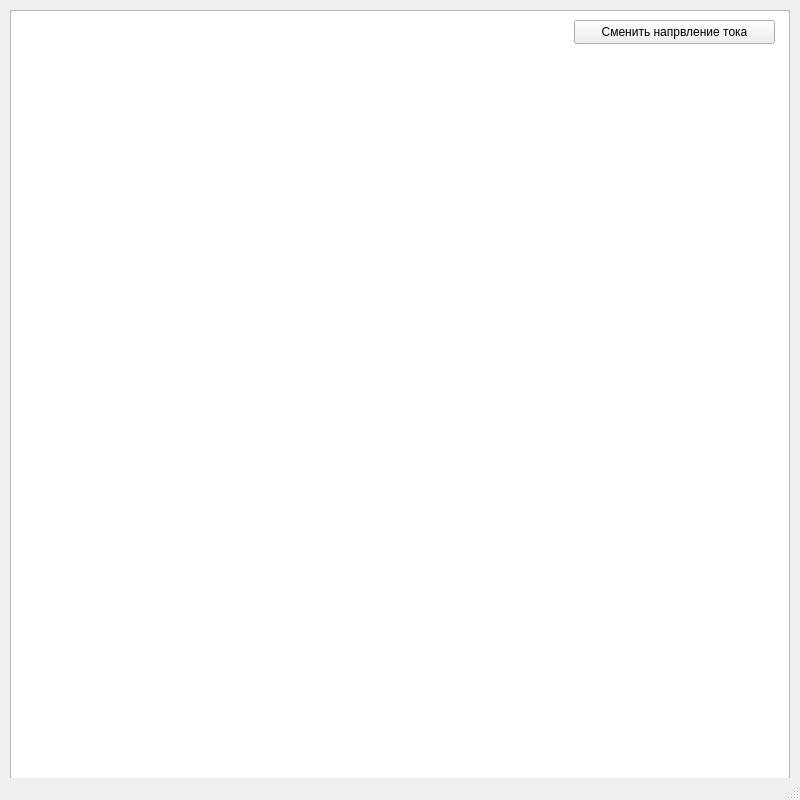
The window that mainwindow.ui (BagaevDanil/builder-electrical-circuits) describes before a commit, drawn with Qt 5.
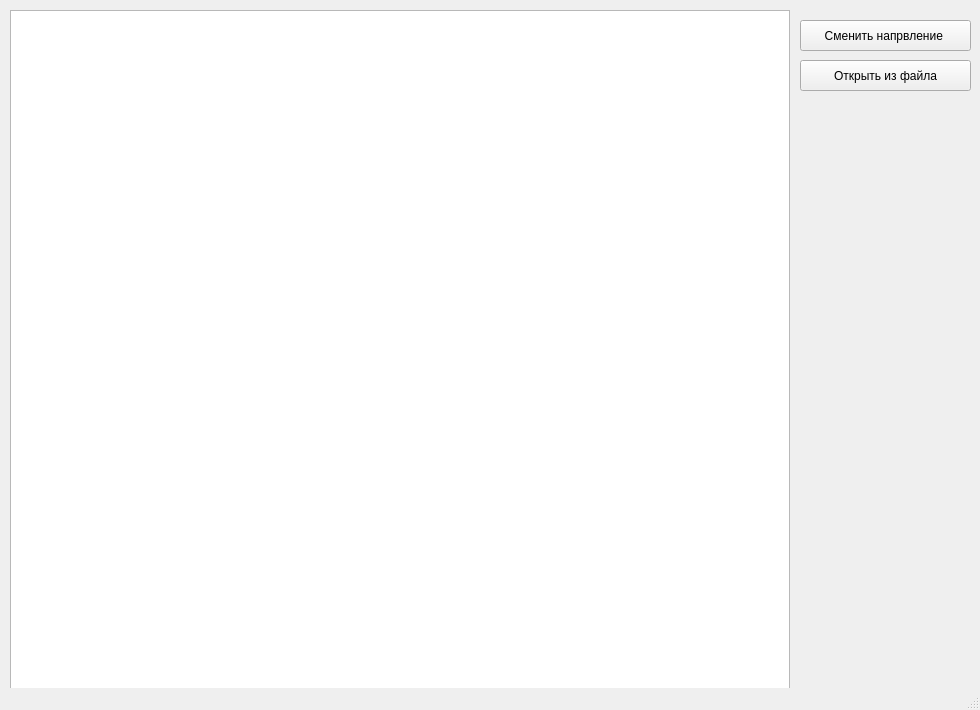
The same window after the commit.

Commit message: added button for open txt and refactoring

The edit to the form file:
```diff
--- a/mainwindow.ui
+++ b/mainwindow.ui
@@ -6,8 +6,8 @@
    <rect>
     <x>0</x>
     <y>0</y>
-    <width>800</width>
-    <height>800</height>
+    <width>980</width>
+    <height>710</height>
    </rect>
   </property>
   <property name="windowTitle">
@@ -20,21 +20,34 @@
       <x>10</x>
       <y>10</y>
       <width>780</width>
-      <height>780</height>
+      <height>680</height>
      </rect>
     </property>
    </widget>
    <widget class="QPushButton" name="pushButton">
     <property name="geometry">
      <rect>
-      <x>574</x>
+      <x>800</x>
       <y>20</y>
-      <width>201</width>
-      <height>24</height>
+      <width>171</width>
+      <height>31</height>
      </rect>
     </property>
     <property name="text">
-     <string>Сменить напрвление тока</string>
+     <string>Сменить напрвление </string>
+    </property>
+   </widget>
+   <widget class="QPushButton" name="pushButtonOpenFile">
+    <property name="geometry">
+     <rect>
+      <x>800</x>
+      <y>60</y>
+      <width>171</width>
+      <height>31</height>
+     </rect>
+    </property>
+    <property name="text">
+     <string>Открыть из файла</string>
     </property>
    </widget>
   </widget>
```
Left out of the diff: 2 changed lines with no effect on the pictures. The commit also changes 11 other files.
